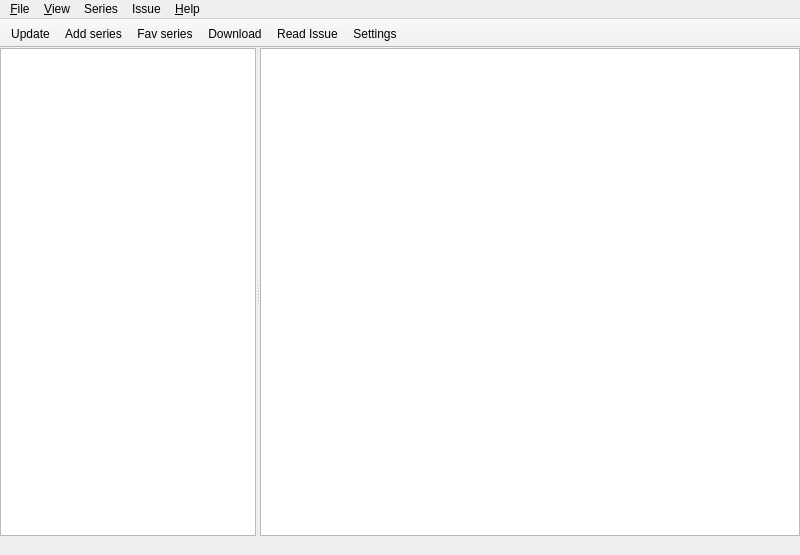
This is src/res/mainWindow.ui in christofsteel/mucomicload as Qt 5 draws it before an edit. The edited form follows.
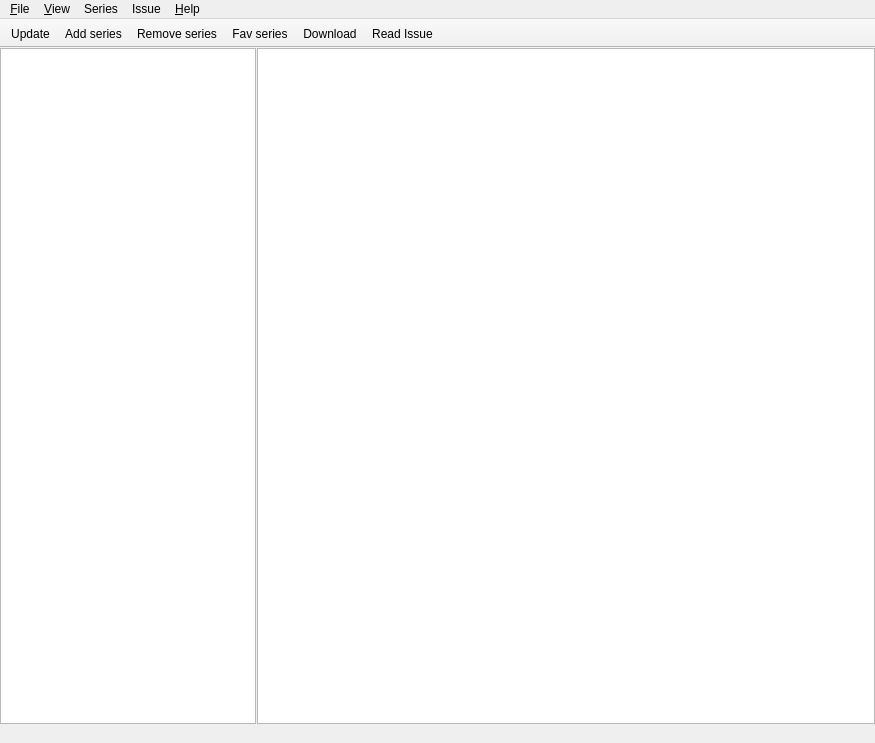
This is the edited form. Icons and pictures are not drawn.

```diff
--- a/src/res/mainWindow.ui
+++ b/src/res/mainWindow.ui
@@ -6,8 +6,8 @@
    <rect>
     <x>0</x>
     <y>0</y>
-    <width>800</width>
-    <height>555</height>
+    <width>875</width>
+    <height>743</height>
    </rect>
   </property>
   <property name="windowTitle">
@@ -21,20 +21,20 @@
     <property name="spacing">
      <number>0</number>
     </property>
-    <property name="sizeConstraint">
-     <enum>QLayout::SetDefaultConstraint</enum>
-    </property>
     <property name="margin">
      <number>0</number>
     </property>
     <item>
      <widget class="QSplitter" name="splitter">
       <property name="lineWidth">
-       <number>1</number>
+       <number>0</number>
       </property>
       <property name="orientation">
        <enum>Qt::Horizontal</enum>
       </property>
+      <property name="handleWidth">
+       <number>1</number>
+      </property>
       <widget class="QListView" name="listComics">
        <property name="sizePolicy">
         <sizepolicy hsizetype="Minimum" vsizetype="Expanding">
@@ -62,10 +62,20 @@
        <property name="contextMenuPolicy">
         <enum>Qt::ActionsContextMenu</enum>
        </property>
+       <property name="styleSheet">
+        <string notr="true">background-image: url(:/res/wood.jpg);
+item::background-color:rgb(170, 0, 0);</string>
+       </property>
+       <property name="frameShadow">
+        <enum>QFrame::Sunken</enum>
+       </property>
+       <property name="selectionMode">
+        <enum>QAbstractItemView::ExtendedSelection</enum>
+       </property>
        <property name="iconSize">
         <size>
-         <width>128</width>
-         <height>128</height>
+         <width>192</width>
+         <height>192</height>
         </size>
        </property>
        <property name="movement">
@@ -74,6 +84,12 @@
        <property name="resizeMode">
         <enum>QListView::Adjust</enum>
        </property>
+       <property name="layoutMode">
+        <enum>QListView::Batched</enum>
+       </property>
+       <property name="spacing">
+        <number>20</number>
+       </property>
        <property name="viewMode">
         <enum>QListView::IconMode</enum>
        </property>
@@ -87,7 +103,7 @@
     <rect>
      <x>0</x>
      <y>0</y>
-     <width>800</width>
+     <width>875</width>
      <height>21</height>
     </rect>
    </property>
@@ -152,7 +168,7 @@
     <bool>false</bool>
    </property>
    <property name="toolButtonStyle">
-    <enum>Qt::ToolButtonTextUnderIcon</enum>
+    <enum>Qt::ToolButtonFollowStyle</enum>
    </property>
    <property name="floatable">
     <bool>false</bool>
@@ -165,10 +181,10 @@
    </attribute>
    <addaction name="actionUpdate"/>
    <addaction name="actionAdd_series"/>
+   <addaction name="actionRemove_series"/>
    <addaction name="actionFav_series"/>
    <addaction name="actionDownload"/>
    <addaction name="actionOpen"/>
-   <addaction name="menuFileSettings"/>
   </widget>
   <widget class="QStatusBar" name="statusBar">
    <property name="sizeGripEnabled">
```
Left out of the diff: 9 changed lines with no effect on the pictures.
